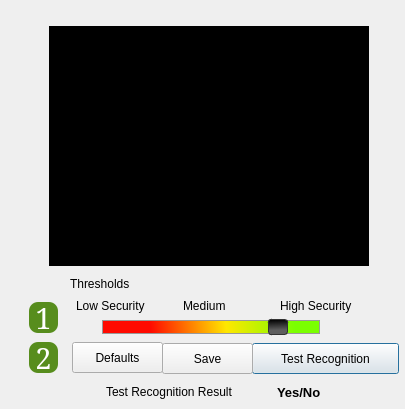
WilliamRen/pam-face-authentication, file qtbranch/data/ui/uifiles/faceTrainerAdvSettings.ui: the form before one commit.
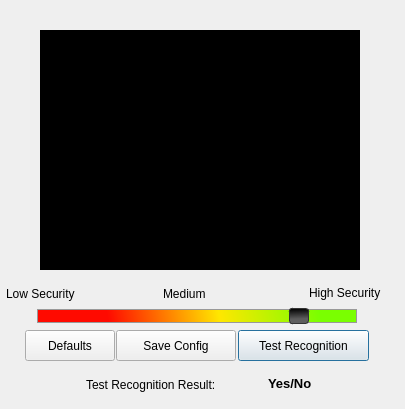
The form after the commit. Icons and pictures are not drawn.

Diff of the .ui file:
```diff
--- a/qtbranch/data/ui/uifiles/faceTrainerAdvSettings.ui
+++ b/qtbranch/data/ui/uifiles/faceTrainerAdvSettings.ui
@@ -35,27 +35,11 @@
    <iconset resource="../../../graphics.qrc">
     <normaloff>:/data/ui/images/pfa-logo.png</normaloff>:/data/ui/images/pfa-logo.png</iconset>
   </property>
-  <widget class="QLabel" name="label">
-   <property name="geometry">
-    <rect>
-     <x>70</x>
-     <y>276</y>
-     <width>91</width>
-     <height>16</height>
-    </rect>
-   </property>
-   <property name="text">
-    <string>Thresholds</string>
-   </property>
-   <property name="scaledContents">
-    <bool>true</bool>
-   </property>
-  </widget>
   <widget class="QLabel" name="label_2">
    <property name="geometry">
     <rect>
-     <x>76</x>
-     <y>296</y>
+     <x>6</x>
+     <y>284</y>
      <width>94</width>
      <height>20</height>
     </rect>
@@ -70,8 +54,8 @@
   <widget class="QLabel" name="label_4">
    <property name="geometry">
     <rect>
-     <x>280</x>
-     <y>296</y>
+     <x>309</x>
+     <y>283</y>
      <width>93</width>
      <height>20</height>
     </rect>
@@ -86,8 +70,8 @@
   <widget class="QGraphicsView" name="webcamPreview">
    <property name="geometry">
     <rect>
-     <x>49</x>
-     <y>26</y>
+     <x>40</x>
+     <y>30</y>
      <width>320</width>
      <height>240</height>
     </rect>
@@ -125,9 +109,9 @@
    </property>
    <property name="geometry">
     <rect>
-     <x>252</x>
-     <y>343</y>
-     <width>147</width>
+     <x>238</x>
+     <y>330</y>
+     <width>131</width>
      <height>31</height>
     </rect>
    </property>
@@ -138,10 +122,10 @@
   <widget class="QLabel" name="result">
    <property name="geometry">
     <rect>
-     <x>277</x>
-     <y>384</y>
-     <width>61</width>
-     <height>16</height>
+     <x>268</x>
+     <y>373</y>
+     <width>71</width>
+     <height>21</height>
     </rect>
    </property>
    <property name="font">
@@ -161,123 +145,33 @@
   <widget class="QLabel" name="result_2">
    <property name="geometry">
     <rect>
-     <x>106</x>
-     <y>384</y>
-     <width>156</width>
-     <height>16</height>
+     <x>86</x>
+     <y>375</y>
+     <width>170</width>
+     <height>20</height>
     </rect>
    </property>
    <property name="text">
-    <string>Test Recognition Result</string>
+    <string>Test Recognition Result:</string>
    </property>
    <property name="scaledContents">
     <bool>true</bool>
    </property>
   </widget>
-  <widget class="QLabel" name="lbl_number_4">
-   <property name="geometry">
-    <rect>
-     <x>29</x>
-     <y>302</y>
-     <width>29</width>
-     <height>31</height>
-    </rect>
-   </property>
-   <property name="minimumSize">
-    <size>
-     <width>0</width>
-     <height>0</height>
-    </size>
-   </property>
-   <property name="font">
-    <font>
-     <family>Serif</family>
-     <pointsize>22</pointsize>
-     <weight>50</weight>
-     <italic>false</italic>
-     <bold>false</bold>
-    </font>
-   </property>
-   <property name="autoFillBackground">
-    <bool>false</bool>
-   </property>
-   <property name="styleSheet">
-    <string notr="true">background-color: rgb(87, 141, 29);
-border-width:5px;
-border-radius:9px;
-color: rgb(255,255,255);
-font: 22pt &quot;Serif&quot;;
-</string>
-   </property>
-   <property name="text">
-    <string>1</string>
-   </property>
-   <property name="textFormat">
-    <enum>Qt::PlainText</enum>
-   </property>
-   <property name="alignment">
-    <set>Qt::AlignCenter</set>
-   </property>
-  </widget>
-  <widget class="QLabel" name="lbl_number_5">
-   <property name="geometry">
-    <rect>
-     <x>29</x>
-     <y>342</y>
-     <width>29</width>
-     <height>31</height>
-    </rect>
-   </property>
-   <property name="minimumSize">
-    <size>
-     <width>0</width>
-     <height>0</height>
-    </size>
-   </property>
-   <property name="font">
-    <font>
-     <family>Serif</family>
-     <pointsize>22</pointsize>
-     <weight>50</weight>
-     <italic>false</italic>
-     <bold>false</bold>
-    </font>
-   </property>
-   <property name="autoFillBackground">
-    <bool>false</bool>
-   </property>
-   <property name="styleSheet">
-    <string notr="true">background-color: rgb(87, 141, 29);
-border-width:5px;
-border-radius:9px;
-color: rgb(255,255,255);
-font: 22pt &quot;Serif&quot;;
-</string>
-   </property>
-   <property name="text">
-    <string>2</string>
-   </property>
-   <property name="textFormat">
-    <enum>Qt::PlainText</enum>
-   </property>
-   <property name="alignment">
-    <set>Qt::AlignCenter</set>
-   </property>
-  </widget>
   <widget class="QPushButton" name="pb_save">
    <property name="enabled">
     <bool>true</bool>
    </property>
    <property name="geometry">
     <rect>
-     <x>162</x>
-     <y>343</y>
-     <width>91</width>
+     <x>116</x>
+     <y>330</y>
+     <width>120</width>
      <height>31</height>
     </rect>
    </property>
    <property name="text">
-    <string>Save</string>
+    <string>Save Config</string>
    </property>
   </widget>
   <widget class="QPushButton" name="pb_restore">
@@ -286,9 +180,9 @@
    </property>
    <property name="geometry">
     <rect>
-     <x>72</x>
-     <y>342</y>
-     <width>91</width>
+     <x>25</x>
+     <y>330</y>
+     <width>90</width>
      <height>31</height>
     </rect>
    </property>
@@ -299,9 +193,9 @@
   <widget class="QSlider" name="percentage">
    <property name="geometry">
     <rect>
-     <x>102</x>
-     <y>312</y>
-     <width>218</width>
+     <x>37</x>
+     <y>301</y>
+     <width>320</width>
      <height>31</height>
     </rect>
    </property>
@@ -355,9 +249,9 @@
   <widget class="QLabel" name="label_5">
    <property name="geometry">
     <rect>
-     <x>183</x>
-     <y>296</y>
-     <width>51</width>
+     <x>163</x>
+     <y>284</y>
+     <width>71</width>
      <height>20</height>
     </rect>
    </property>
```
